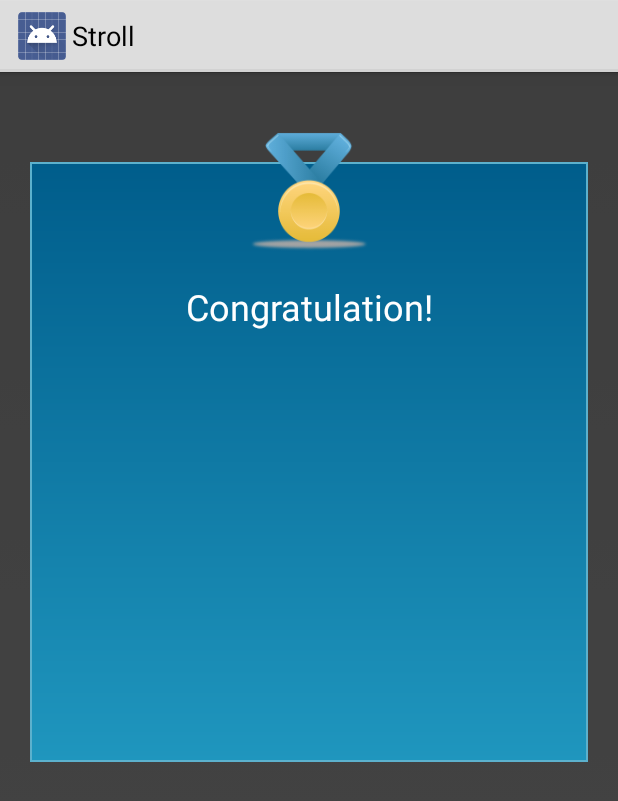
After one commit to MoresbyCoffee/stroll-android, an Android app: the fragment TreasureFoundDialog shown on its own in the app's theme, on a phone screen of 412 x 824 dp. The commit adds this screen. Shown: the top 801 px of the screen. Run offline under Robolectric (Android 15) with nearby library versions, the light colour scheme and no system bars; 1 statement that could not run was skipped.

Commit message:
Initial dialog for treasure found - work in progress

```diff
--- a/stroll/src/main/java/org/moresbycoffee/stroll/android/DetailsActivity.java
+++ b/stroll/src/main/java/org/moresbycoffee/stroll/android/DetailsActivity.java
@@ -2,7 +2,6 @@
 
 import android.app.ActionBar;
 import android.app.Activity;
-import android.app.AlertDialog;
 import android.content.Context;
 import android.content.Intent;
 import android.os.Bundle;
@@ -15,6 +14,7 @@
 import jim.h.common.android.lib.zxing.config.ZXingLibConfig;
 import jim.h.common.android.lib.zxing.integrator.IntentIntegrator;
 import jim.h.common.android.lib.zxing.integrator.IntentResult;
+import org.moresbycoffee.stroll.android.dialog.TreasureFoundDialog;
 
 public class DetailsActivity extends Activity {
 
@@ -98,8 +98,11 @@
                     Log.i("BB", "Not valid");
                     title = "Not valid code";
                 }
-                AlertDialog.Builder builder = new AlertDialog.Builder(this);
-                builder.setTitle(title).create().show();
+
+                TreasureFoundDialog editNameDialog = new TreasureFoundDialog();
+                editNameDialog.show(getFragmentManager(), "fragment_edit_name");
+//                AlertDialog.Builder builder = new AlertDialog.Builder(this);
+//                builder.setTitle(title).create().show();
                 break;
             default:
         }
--- a/stroll/src/main/java/org/moresbycoffee/stroll/android/StrollMapActivity.java
+++ b/stroll/src/main/java/org/moresbycoffee/stroll/android/StrollMapActivity.java
@@ -155,7 +155,7 @@
         Animation anim = AnimationUtils.loadAnimation(this, R.anim.slide_in_from_right);
         mRibbonPanel.setVisibility(View.VISIBLE);
         mPlaceImage.setImageBitmap(place.getBitmap());
-        mPlaceTitle.setText(place.mTitle);
+        mPlaceTitle.setText(place.mTitle.toUpperCase());
         mRibbonPanel.startAnimation(anim);
     }
 
--- /dev/null
+++ b/stroll/src/main/java/org/moresbycoffee/stroll/android/dialog/TreasureFoundDialog.java
@@ -0,0 +1,18 @@
+package org.moresbycoffee.stroll.android.dialog;
+
+import android.app.DialogFragment;
+import android.os.Bundle;
+import android.view.LayoutInflater;
+import android.view.View;
+import android.view.ViewGroup;
+import org.moresbycoffee.stroll.android.R;
+
+public class TreasureFoundDialog extends DialogFragment {
+    @Override
+    public View onCreateView(LayoutInflater inflater, ViewGroup container,
+                             Bundle savedInstanceState) {
+        View view = inflater.inflate(R.layout.treasure_found_dialog, container);
+        getDialog().setTitle("Hello");
+
+        return view;
+    }}
--- /dev/null
+++ b/stroll/src/main/res/drawable/dialog_bg.xml
@@ -0,0 +1,11 @@
+<?xml version="1.0" encoding="utf-8"?>
+<shape xmlns:android="http://schemas.android.com/apk/res/android"
+       android:shape="rectangle">
+    <stroke
+            android:width="1dp"
+            android:color="#5cb1cd"/>
+    <gradient
+            android:endColor="#1f96be"
+            android:startColor="#005d8b"
+            android:angle="-90"/>
+</shape>
--- /dev/null
+++ b/stroll/src/main/res/layout/treasure_found_dialog.xml
@@ -0,0 +1,40 @@
+<LinearLayout xmlns:android="http://schemas.android.com/apk/res/android"
+              android:id="@+id/edit_name"
+              android:layout_width="match_parent"
+              android:layout_height="match_parent"
+              android:orientation="vertical"
+              android:background="#BB000000">
+
+    <RelativeLayout
+            android:layout_width="match_parent"
+            android:layout_height="wrap_content"
+            android:layout_marginLeft="20dp"
+            android:layout_marginRight="20dp"
+            android:layout_marginTop="40dp"
+            >
+
+        <LinearLayout
+                android:layout_width="match_parent"
+                android:layout_height="400dp"
+                android:layout_marginTop="20dp"
+                android:background="@drawable/dialog_bg"
+                >
+            <TextView
+                    android:id="@+id/lbl_your_name"
+                    android:gravity="center"
+                    android:layout_marginTop="80dp"
+                    android:text="Congratulation!"
+                    android:textColor="@android:color/white"
+                    android:textSize="24sp"
+                    android:layout_width="match_parent"
+                    android:layout_height="wrap_content"/>
+        </LinearLayout>
+        <ImageView
+                android:layout_width="80dp"
+                android:layout_height="80dp"
+                android:src="@drawable/medal_blue"
+                android:layout_alignParentTop="true"
+                android:layout_centerHorizontal="true"/>
+    </RelativeLayout>
+
+</LinearLayout>
```
Also changed, not shown: stroll/src/main/res/drawable-hdpi/medal_blue.png (added).
